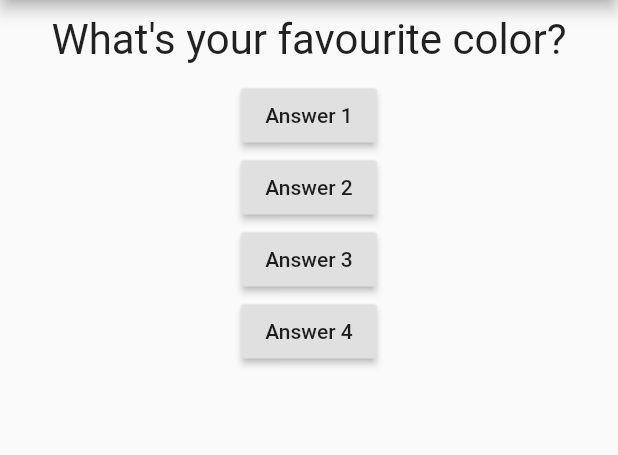
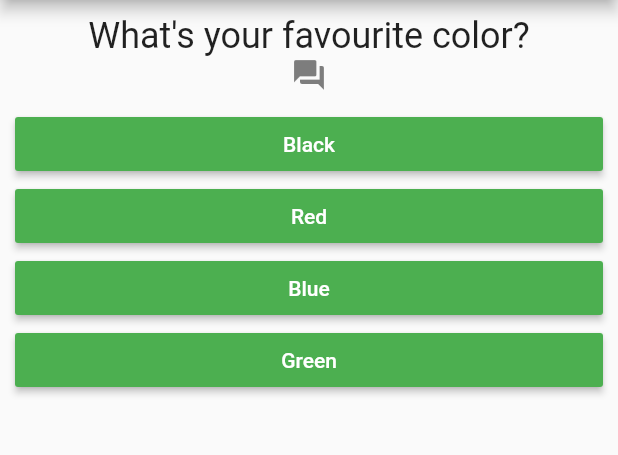
Before and after one commit to akshit-sehgal/flutter-basic-app, a Flutter app: the screen it shows after launch, on a phone screen of 412 x 824 dp, the part 84-539 px from its top. Run offline on Flutter 3.47's test engine with Material 2 defaults, Android fonts, the phone set to English and light mode, and no system bars.

Commit message:
Adding a seperte answers Widget

```diff
--- /dev/null
+++ b/lib/answer.dart
@@ -0,0 +1,22 @@
+import 'package:flutter/material.dart';
+
+class Answer extends StatelessWidget {
+  final String text;
+  final Function selectHandler;
+
+  Answer(this.text, this.selectHandler);
+
+  @override
+  Widget build(BuildContext context) {
+    return Container(
+      width: double.infinity,
+      padding: EdgeInsets.symmetric(horizontal: 10),
+      child: RaisedButton(
+        child: Text(text),
+        textColor: Colors.white,
+        color: Colors.green,
+        onPressed: selectHandler,
+      ),
+    );
+  }
+}
--- a/lib/main.dart
+++ b/lib/main.dart
@@ -1,5 +1,6 @@
 import 'package:flutter/material.dart';
 import './question.dart';
+import './answer.dart';
 
 void main() => runApp(MyApp());
 
@@ -12,44 +13,41 @@ class MyApp extends StatefulWidget {
 
 class _MyAppState extends State<MyApp> {
   var _questionIndex = 0;
-  void _answerQuestion(int ans) {
+  void _answerQuestion() {
     setState(() {
-      _questionIndex = ans>2?1:0;
+      _questionIndex = _questionIndex + 1;
     });
   }
 
   @override
   Widget build(BuildContext context) {
-    List<String> questions = [
-      'What\'s your favourite color?',
-      'What\'s your favourite animals?'
+    const questions = [
+      {
+        'questionText': 'What\'s your favourite color?',
+        'answers': ['Black', 'Red', 'Blue', 'Green']
+      },
+      {
+        'questionText': 'What\'s your favourite animals?',
+        'answers': ['Rabbit', 'Snake', 'Lion', 'Cow']
+      },
+      {
+        'questionText': 'Which is your favourite programming language?',
+        'answers': ['C++', 'Java', 'Javascript', 'Dart']
+      }
     ];
     return MaterialApp(
-        home: Scaffold(
-      appBar: AppBar(title: Text('Basic App')),
-      body: Column(
-        children: [
-          Question(text: questions[_questionIndex]),
-          RaisedButton(
-            child: Text('Answer 1'),
-            onPressed: () => _answerQuestion(1),
-          ),
-          RaisedButton(
-            child: Text('Answer 2'),
-            onPressed: () => _answerQuestion(2),
-          ),
-          RaisedButton(
-            child: Text('Answer 3'),
-            onPressed: () => _answerQuestion(3),
-          ),
-          RaisedButton(
-            child: Text('Answer 4'),
-            onPressed: () {
-              _answerQuestion(4);
-            },
-          ),
-        ],
+      home: Scaffold(
+        appBar: AppBar(title: Text('Basic App')),
+        body: Column(
+          children: [
+            Question(text: questions[_questionIndex]['questionText']),
+            ...(questions[_questionIndex]['answers'] as List<String>)
+                .map((answer) {
+              return Answer(answer, _answerQuestion);
+            }).toList()
+          ],
+        ),
       ),
-    ));
+    );
   }
 }
--- a/lib/question.dart
+++ b/lib/question.dart
@@ -10,10 +10,17 @@ class Question extends StatelessWidget {
     return Container(
         width: double.infinity,
         margin: EdgeInsets.all(10),
-        child: Text(
-          text,
-          style: TextStyle(fontSize: 28),
-          textAlign: TextAlign.center,
-        ));
+        child: Column(children: [
+          Text(
+            text,
+            style: TextStyle(fontSize: 24),
+            textAlign: TextAlign.center,
+          ),
+          Icon(
+            Icons.question_answer,
+            color: Color.fromARGB(128, 0, 0, 0),
+            size: 24.0,
+          )
+        ]));
   }
 }
```
